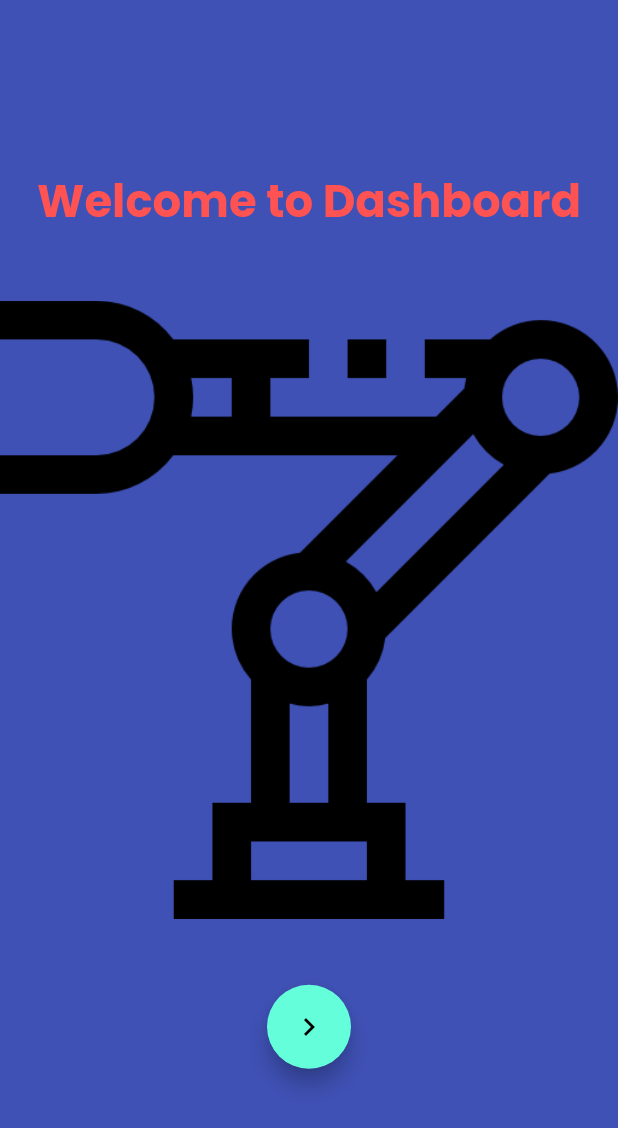
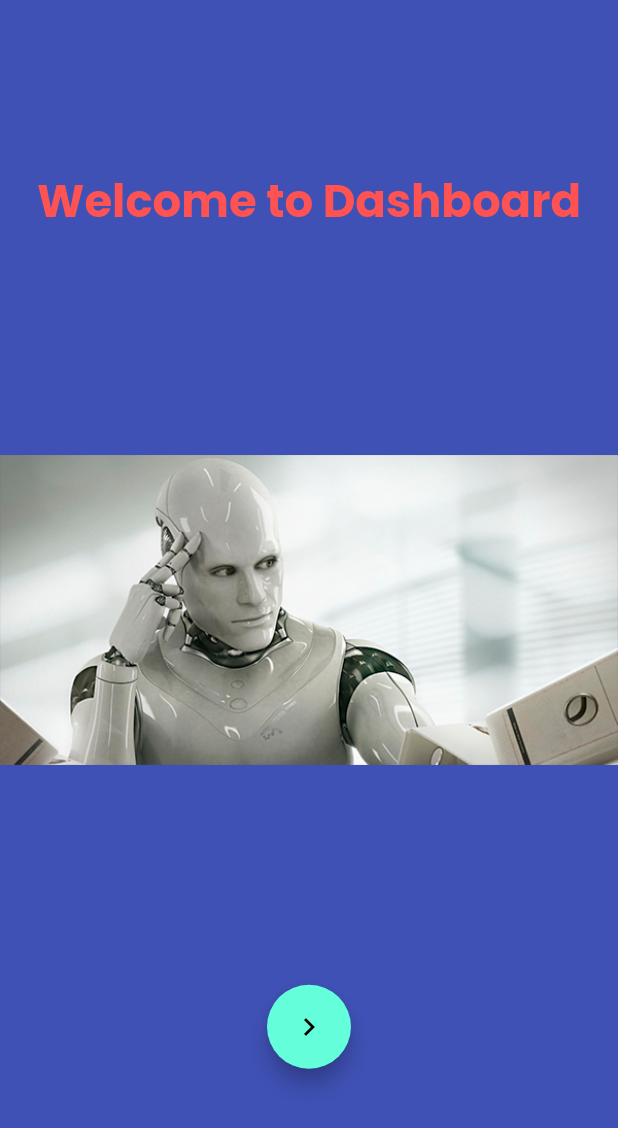
Before and after one commit to baldwinIV/robot_frontend, a Flutter app: the screen it shows after launch, on a phone screen of 412 x 824 dp. Shown: the top 1128 px of the screen. Run offline on Flutter 3.47's test engine with Material 2 defaults, Android fonts, the phone set to English and light mode, and no system bars; our stand-ins replace google_fonts; missing offline and left inert: mqtt_client.

Commit message:
minor change

```diff
--- a/lib/main.dart
+++ b/lib/main.dart
@@ -64,7 +64,7 @@ class MyHomePage extends StatelessWidget {
                 style: TextStyle(fontSize: 30, fontWeight: FontWeight.bold),
               ),
             ),
-            Image.asset("assets/logo/robot.png", width: 1000.0, height: 500.0),
+            Image.asset("assets/logo/Mainpage_logo.png", width: 1000.0, height: 500.0),
             FloatingActionButton(
                 onPressed: () => {
                       Navigator.pushNamed(context, '/MainBoard', arguments: {}),
```
Also changed, not shown: assets/logo/Mainpage_logo.png (added), assets/robot.png (deleted), pubspec.lock.
